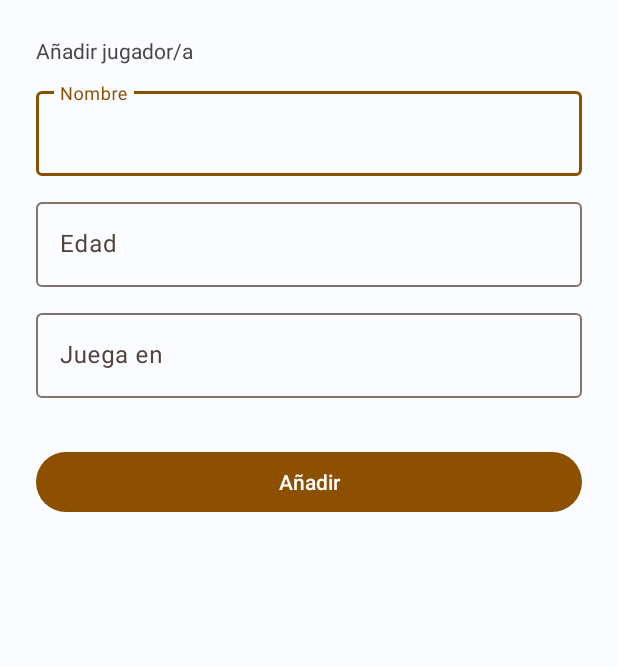
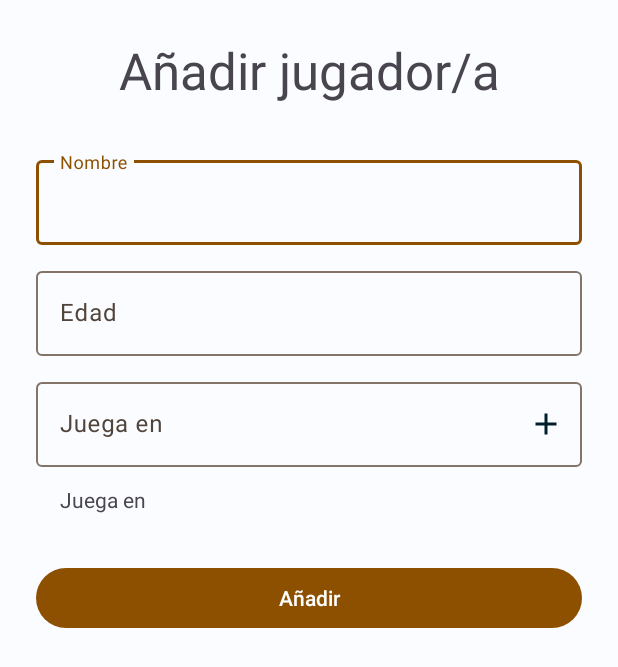
Before and after one commit to martamagui/UtadOnline_PMDM-UD3-GestionDeDatos, an Android app: the PaperDBAddNewPlayerActivity screen opened directly, with no data from a screen before it, on a phone screen of 412 x 824 dp. Shown: the top 667 px of the screen. Run offline under Robolectric (Android 15) with nearby library versions, the phone set to English and light mode, and no system bars.

Commit message:
WIP - PaperDB setting UI

```diff
--- a/app/src/main/res/layout/activity_paper_dbactivity.xml
+++ b/app/src/main/res/layout/activity_paper_dbactivity.xml
@@ -13,7 +13,9 @@
         app:layout_constraintBottom_toBottomOf="parent"
         app:layout_constraintEnd_toEndOf="parent"
         app:layout_constraintStart_toStartOf="parent"
-        app:layout_constraintTop_toTopOf="parent" />
+        app:layout_constraintTop_toTopOf="parent"
+        tools:itemCount="3"
+        tools:listitem="@layout/db_item" />
 
     <com.google.android.material.floatingactionbutton.FloatingActionButton
         android:id="@+id/fab_add_new_player"
--- a/app/src/main/res/layout/activity_paper_dbadd_new_player.xml
+++ b/app/src/main/res/layout/activity_paper_dbadd_new_player.xml
@@ -15,19 +15,22 @@
         <TextView
             android:layout_width="match_parent"
             android:layout_height="wrap_content"
-            android:text="@string/add_title" />
+            android:text="@string/add_title"
+            android:textAlignment="center"
+            android:textAppearance="@style/TextAppearance.AppCompat.Display1" />
 
         <com.google.android.material.textfield.TextInputLayout
             android:id="@+id/tf_name"
             android:layout_width="match_parent"
             android:layout_height="wrap_content"
-            android:layout_marginTop="12dp"
+            android:layout_marginTop="32dp"
             android:hint="@string/name_title">
 
             <com.google.android.material.textfield.TextInputEditText
                 android:id="@+id/et_name"
                 android:layout_width="match_parent"
-                android:layout_height="wrap_content" />
+                android:layout_height="wrap_content"
+                android:inputType="text|textAutoComplete|textAutoCorrect" />
         </com.google.android.material.textfield.TextInputLayout>
 
         <com.google.android.material.textfield.TextInputLayout
@@ -40,7 +43,8 @@
             <com.google.android.material.textfield.TextInputEditText
                 android:id="@+id/et_age"
                 android:layout_width="match_parent"
-                android:layout_height="wrap_content" />
+                android:layout_height="wrap_content"
+                android:inputType="number" />
         </com.google.android.material.textfield.TextInputLayout>
 
         <com.google.android.material.textfield.TextInputLayout
@@ -48,13 +52,26 @@
             android:layout_width="match_parent"
             android:layout_height="wrap_content"
             android:layout_marginTop="12dp"
-            android:hint="@string/played_position_title">
+            android:hint="@string/played_position_title"
+            app:endIconMode="custom"
+            app:endIconDrawable="@drawable/ic_add"
+            app:endIconTint="@color/md_theme_dark_background">
 
             <com.google.android.material.textfield.TextInputEditText
                 android:id="@+id/et_played_played_position"
                 android:layout_width="match_parent"
-                android:layout_height="wrap_content" />
+                android:layout_height="wrap_content"
+                android:inputType="text|textAutoComplete|textAutoCorrect" />
         </com.google.android.material.textfield.TextInputLayout>
+
+        <TextView
+            android:id="@+id/tv_current_positions"
+            android:layout_width="match_parent"
+            android:layout_height="wrap_content"
+            android:layout_marginStart="16dp"
+            android:layout_marginTop="12dp"
+            android:layout_marginEnd="16dp"
+            android:text="@string/played_position_title" />
 
         <Button
             android:id="@+id/btn_add"
--- a/app/src/main/res/values/strings.xml
+++ b/app/src/main/res/values/strings.xml
@@ -15,4 +15,5 @@
     <string name="age_title">Edad</string>
     <string name="played_position_title">Juega en</string>
     <string name="add_button_text">Añadir</string>
+    <string name="add_error_text">Los campos no deben estar vacíos</string>
 </resources>
```
Also changed, not shown: app/src/main/java/com/utad/utadonline_pmdm_ud3_gestiondedatos/DataBasePlayerAdapter.kt (+2 -8 lines), app/src/main/java/com/utad/utadonline_pmdm_ud3_gestiondedatos/paper_db/PaperDBAddNewPlayerActivity.kt (+44 -0 lines).
